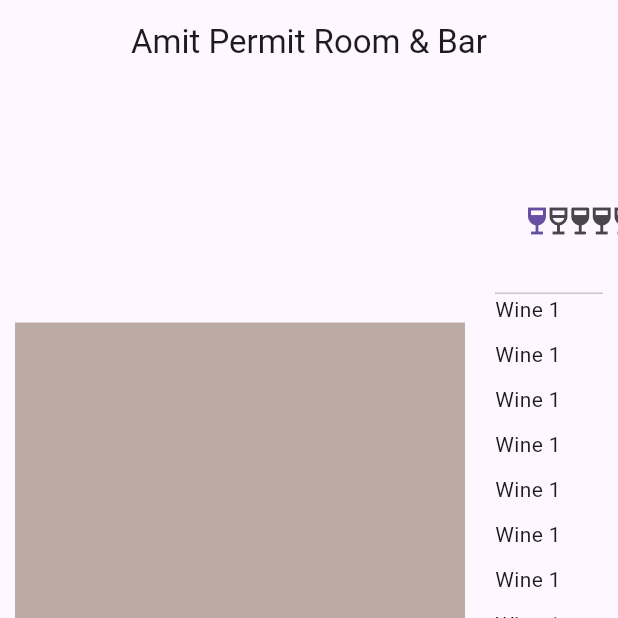
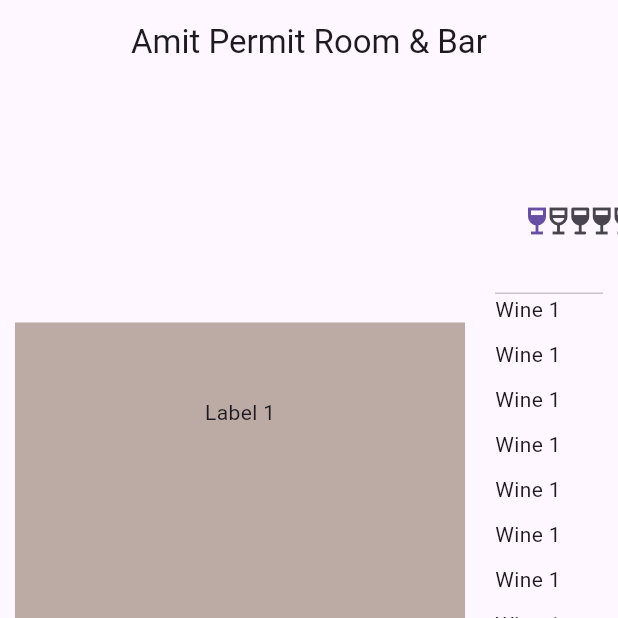
Before and after one commit to kishu3202/untitled, a Flutter app: the screen it shows after launch, on a phone screen of 412 x 824 dp, the top half of it. Run offline on Flutter 3.47's test engine with Material 3 defaults, Android fonts, the phone set to English and light mode, and no system bars.

Commit message:
2ndcommit

```diff
--- a/lib/home_screen.dart
+++ b/lib/home_screen.dart
@@ -24,7 +24,20 @@ class _HomeScreenState extends State<HomeScreen> {
             Container(width: 300,
             height: 450,
             color: Colors.brown.shade200,
-              child: Row(
+              child: Column(
+                children: [
+                  Row(
+                    mainAxisAlignment: MainAxisAlignment.center,
+                    crossAxisAlignment: CrossAxisAlignment.center,
+                    children: [
+                      Padding(
+                        padding: const EdgeInsets.symmetric(vertical: 50),
+                        child: Text("Label 1"),
+                      )
+                    ],
+                  ),
+                  Spacer(), // This will push the next row to the bottom
+                  Row(
                     mainAxisAlignment: MainAxisAlignment.start,
                     crossAxisAlignment: CrossAxisAlignment.end,
                     children: [
@@ -38,6 +51,9 @@ class _HomeScreenState extends State<HomeScreen> {
                           onPressed: () { },
                           child: Text('Enter'),
                         ),
+                      ),
+
+                    ],
                   ),
                 ],
               ),
--- a/lib/main.dart
+++ b/lib/main.dart
@@ -14,7 +14,7 @@ class DemoWindow extends StatelessWidget {
       debugShowCheckedModeBanner: false,
       theme: ThemeData(
           useMaterial3: true,
-          // primarySwatch: Colors.brown,
+          primarySwatch: Colors.brown,
           // colorScheme: ColorScheme.light(background: Colors.black26, surface: Colors.brown)
       ),
     );
```
Lines whose indentation alone changed are shown as unchanged.
